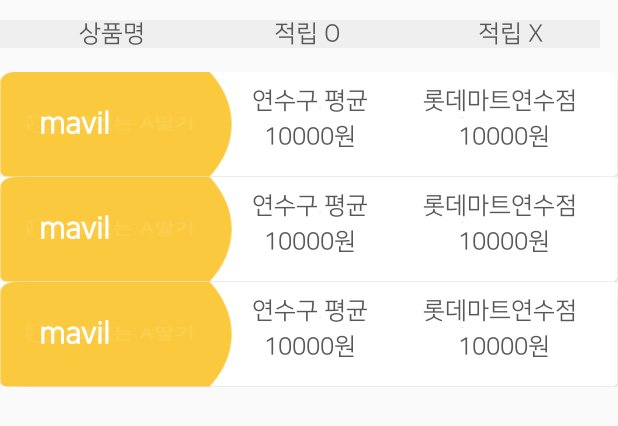
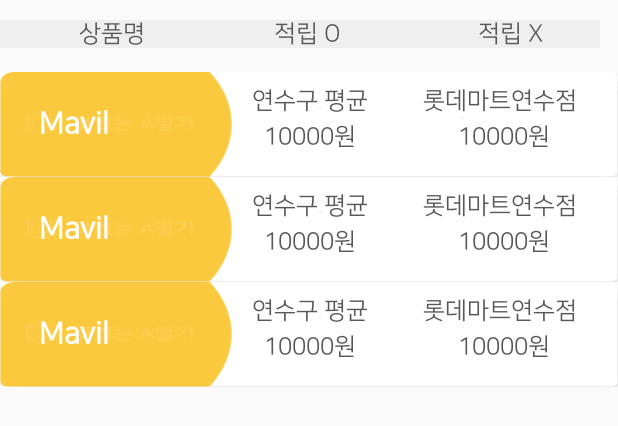
Before and after one commit to mateata/itsmap, an Android app: the layout market_list_ac.xml on its own in the app's theme, with its tools: preview values and no code run, on a phone screen of 412 x 824 dp. Shown: the part 162-588 px from the top of the screen. Run offline under Robolectric (Android 15) with nearby library versions, the phone set to English and light mode, and no system bars.

Commit message:
- 아이콘 정리

```diff
--- a/app/src/main/res/mipmap-anydpi-v26/ic_launcher_round.xml
+++ b/app/src/main/res/mipmap-anydpi-v26/ic_launcher_round.xml
@@ -1,5 +1,5 @@
 <?xml version="1.0" encoding="utf-8"?>
 <adaptive-icon xmlns:android="http://schemas.android.com/apk/res/android">
     <background android:drawable="@color/ic_launcher_background"/>
-    <foreground android:drawable="@mipmap/ic_launcher_foreground"/>
+    <foreground android:drawable="@mipmap/ic_launcher"/>
 </adaptive-icon>
--- a/app/src/main/res/values/strings.xml
+++ b/app/src/main/res/values/strings.xml
@@ -1,5 +1,5 @@
 <resources>
-    <string name="app_name">mavil</string>
+    <string name="app_name">Mavil</string>
     <string name="title_home">홈</string>
     <string name="title_dashboard">커뮤니티</string>
     <string name="title_menu">단골건물</string>
```
Also changed, not shown: app/src/main/res/drawable/tab2.png, app/src/main/res/mipmap-hdpi/ic_launcher.png, app/src/main/res/mipmap-hdpi/ic_launcher_foreground.png, app/src/main/res/mipmap-hdpi/ic_launcher_round.png (deleted), app/src/main/res/mipmap-mdpi/ic_launcher.png, app/src/main/res/mipmap-mdpi/ic_launcher_foreground.png, app/src/main/res/mipmap-mdpi/ic_launcher_round.png (deleted), app/src/main/res/mipmap-xhdpi/ic_launcher.png, app/src/main/res/mipmap-xhdpi/ic_launcher_foreground.png, app/src/main/res/mipmap-xhdpi/ic_launcher_round.png (deleted), app/src/main/res/mipmap-xxhdpi/ic_launcher.png, app/src/main/res/mipmap-xxhdpi/ic_launcher_foreground.png, app/src/main/res/mipmap-xxhdpi/ic_launcher_round.png (deleted), app/src/main/res/mipmap-xxxhdpi/ic_launcher.png, 2 more files.
